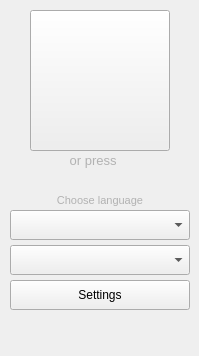
Above: src/trayform.ui from VisualTranslator/VisualTranslator before the change. Below: the same form after it.
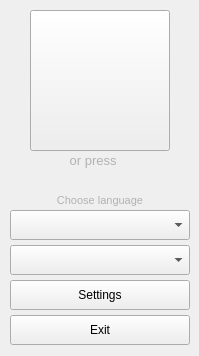
That is the form after the change. Custom widgets are drawn as their Qt base class.

Commit message: Add Exit button

The edit to the form file:
```diff
--- a/src/trayform.ui
+++ b/src/trayform.ui
@@ -125,6 +125,26 @@
     </rect>
    </property>
   </widget>
+  <widget class="QPushButton" name="ExitButton">
+   <property name="geometry">
+    <rect>
+     <x>10</x>
+     <y>315</y>
+     <width>180</width>
+     <height>30</height>
+    </rect>
+   </property>
+   <property name="text">
+    <string>Exit</string>
+   </property>
+  </widget>
+  <zorder>startButton</zorder>
+  <zorder>shortcut</zorder>
+  <zorder>label_2</zorder>
+  <zorder>SettingsButton</zorder>
+  <zorder>translateTo</zorder>
+  <zorder>translateFrom</zorder>
+  <zorder>ExitButton</zorder>
  </widget>
  <customwidgets>
   <customwidget>
```
The commit also changes 2 other files.
